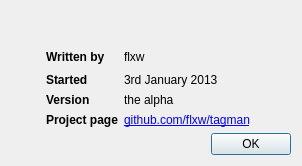
Before: the Qt Designer form authordialog.ui in flxw/qtagsort, drawn with Qt 5.
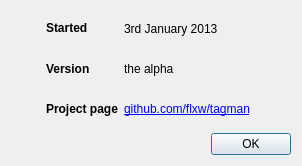
After: the same form once the commit is applied.

Commit message: Set correct project homepage

```diff
--- a/authordialog.ui
+++ b/authordialog.ui
@@ -14,88 +14,71 @@
    <string>Dialog</string>
   </property>
   <layout class="QGridLayout" name="gridLayout">
-   <item row="5" column="1">
+   <item row="1" column="2">
+    <widget class="QLabel" name="label_5">
+     <property name="text">
+      <string>3rd January 2013</string>
+     </property>
+    </widget>
+   </item>
+   <item row="2" column="2">
+    <widget class="QLabel" name="versionLabel">
+     <property name="text">
+      <string>the alpha</string>
+     </property>
+    </widget>
+   </item>
+   <item row="1" column="3">
+    <spacer name="horizontalSpacer">
+     <property name="orientation">
+      <enum>Qt::Horizontal</enum>
+     </property>
+     <property name="sizeHint" stdset="0">
+      <size>
+       <width>40</width>
+       <height>20</height>
+      </size>
+     </property>
+    </spacer>
+   </item>
+   <item row="4" column="1">
     <widget class="QLabel" name="label_7">
      <property name="text">
       <string>&lt;html&gt;&lt;head/&gt;&lt;body&gt;&lt;p&gt;&lt;span style=&quot; font-weight:600;&quot;&gt;Project page&lt;/span&gt;&lt;/p&gt;&lt;/body&gt;&lt;/html&gt;</string>
      </property>
     </widget>
    </item>
-   <item row="5" column="2">
+   <item row="5" column="1" colspan="3">
+    <widget class="QDialogButtonBox" name="buttonBox">
+     <property name="orientation">
+      <enum>Qt::Horizontal</enum>
+     </property>
+     <property name="standardButtons">
+      <set>QDialogButtonBox::Ok</set>
+     </property>
+    </widget>
+   </item>
+   <item row="2" column="1">
+    <widget class="QLabel" name="label_3">
+     <property name="text">
+      <string>&lt;html&gt;&lt;head/&gt;&lt;body&gt;&lt;p&gt;&lt;span style=&quot; font-weight:600;&quot;&gt;Version&lt;/span&gt;&lt;/p&gt;&lt;/body&gt;&lt;/html&gt;</string>
+     </property>
+    </widget>
+   </item>
+   <item row="4" column="2">
     <widget class="QLabel" name="label_8">
      <property name="text">
-      <string>&lt;html&gt;&lt;head/&gt;&lt;body&gt;&lt;p&gt;&lt;a href=&quot;http://www.github.com/flxw/tagman&quot;&gt;&lt;span style=&quot; text-decoration: underline; color:#0000ff;&quot;&gt;github.com/flxw/tagman&lt;/span&gt;&lt;/a&gt;&lt;/p&gt;&lt;/body&gt;&lt;/html&gt;</string>
+      <string>&lt;html&gt;&lt;head/&gt;&lt;body&gt;&lt;p&gt;&lt;a href=&quot;http://www.flxw.de/qtagsort&quot;&gt;&lt;span style=&quot; text-decoration: underline; color:#0000ff;&quot;&gt;github.com/flxw/tagman&lt;/span&gt;&lt;/a&gt;&lt;/p&gt;&lt;/body&gt;&lt;/html&gt;</string>
      </property>
     </widget>
    </item>
    <item row="1" column="1">
-    <widget class="QLabel" name="label">
-     <property name="text">
-      <string>&lt;html&gt;&lt;head/&gt;&lt;body&gt;&lt;p&gt;&lt;span style=&quot; font-weight:600;&quot;&gt;Written by&lt;/span&gt;&lt;/p&gt;&lt;/body&gt;&lt;/html&gt;</string>
-     </property>
-    </widget>
-   </item>
-   <item row="1" column="3">
-    <spacer name="horizontalSpacer">
-     <property name="orientation">
-      <enum>Qt::Horizontal</enum>
-     </property>
-     <property name="sizeHint" stdset="0">
-      <size>
-       <width>40</width>
-       <height>20</height>
-      </size>
-     </property>
-    </spacer>
-   </item>
-   <item row="2" column="1">
     <widget class="QLabel" name="label_2">
      <property name="text">
       <string>&lt;html&gt;&lt;head/&gt;&lt;body&gt;&lt;p&gt;&lt;span style=&quot; font-weight:600;&quot;&gt;Started&lt;/span&gt;&lt;/p&gt;&lt;/body&gt;&lt;/html&gt;</string>
      </property>
     </widget>
    </item>
-   <item row="0" column="2">
-    <spacer name="verticalSpacer_2">
-     <property name="orientation">
-      <enum>Qt::Vertical</enum>
-     </property>
-     <property name="sizeHint" stdset="0">
-      <size>
-       <width>20</width>
-       <height>40</height>
-      </size>
-     </property>
-    </spacer>
-   </item>
-   <item row="2" column="2">
-    <widget class="QLabel" name="label_5">
-     <property name="text">
-      <string>3rd January 2013</string>
-     </property>
-    </widget>
-   </item>
-   <item row="3" column="1">
-    <widget class="QLabel" name="label_3">
-     <property name="text">
-      <string>&lt;html&gt;&lt;head/&gt;&lt;body&gt;&lt;p&gt;&lt;span style=&quot; font-weight:600;&quot;&gt;Version&lt;/span&gt;&lt;/p&gt;&lt;/body&gt;&lt;/html&gt;</string>
-     </property>
-    </widget>
-   </item>
-   <item row="3" column="2">
-    <widget class="QLabel" name="versionLabel">
-     <property name="text">
-      <string>the alpha</string>
-     </property>
-    </widget>
-   </item>
-   <item row="1" column="2">
-    <widget class="QLabel" name="label_4">
-     <property name="text">
-      <string>flxw</string>
-     </property>
-    </widget>
-   </item>
    <item row="1" column="0">
     <spacer name="horizontalSpacer_2">
      <property name="orientation">
@@ -109,16 +92,6 @@
      </property>
     </spacer>
    </item>
-   <item row="6" column="1" colspan="3">
-    <widget class="QDialogButtonBox" name="buttonBox">
-     <property name="orientation">
-      <enum>Qt::Horizontal</enum>
-     </property>
-     <property name="standardButtons">
-      <set>QDialogButtonBox::Ok</set>
-     </property>
-    </widget>
-   </item>
   </layout>
  </widget>
  <resources/>
```
